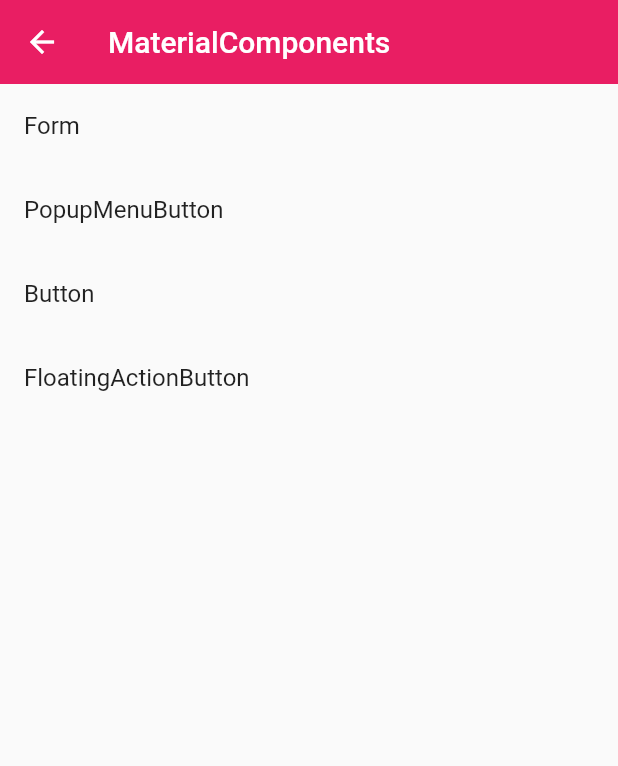
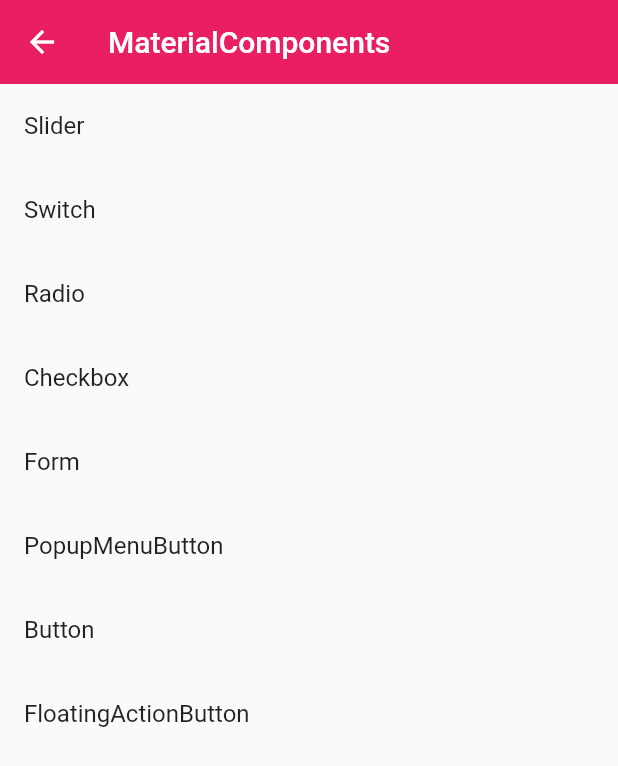
Before and after one commit to LXiaqi/myapp, a Flutter app: the screen it shows after launch, on a phone screen of 412 x 824 dp. Shown: the top 766 px of the screen. Run offline on Flutter 3.47's test engine with Material 2 defaults, Android fonts, the phone set to English and light mode, and no system bars.

Commit message:
单选复选滑块等

```diff
--- a/lib/demo/material_components.dart
+++ b/lib/demo/material_components.dart
@@ -3,6 +3,10 @@ import './button_demo.dart';
 import './floating_action_button_demo.dart';
 import './popup_menu_button_demo.dart';
 import './form_demo.dart';
+import './checkbox_demo.dart';
+import './radio_demo.dart';
+import 'switch_demo.dart';
+import 'slider_demo.dart';
 
 class MaterialComponents extends StatelessWidget {
   @override
@@ -14,22 +18,15 @@ class MaterialComponents extends StatelessWidget {
       ),
       body: ListView(
         children: <Widget>[
+          ListItem(title: 'Slider', page: SliderDemo()),
+          ListItem(title: 'Switch', page: SwitchDemo()),
+          ListItem(title: 'Radio', page: RadioDemo()),
+          ListItem(title: 'Checkbox', page: CheckboxDemo()),
+          ListItem(title: 'Form', page: FormDemo()),
+          ListItem(title: 'PopupMenuButton', page: PopupMenuButtonDemo()),
+          ListItem(title: 'Button', page: ButtonDemo()),
           ListItem(
-            title: 'Form',
-            page: FormDemo(),
-          ),
-          ListItem(
-            title: 'PopupMenuButton',
-            page: PopupMenuButtonDemo(),
-          ),
-          ListItem(
-            title: 'Button',
-            page: ButtonDemo(),
-          ),
-          ListItem(
-            title: 'FloatingActionButton',
-            page: FloatingActionButtonDemo(),
-          ),
+              title: 'FloatingActionButton', page: FloatingActionButtonDemo()),
         ],
       ),
     );
```
Also changed, not shown: lib/demo/checkbox_demo.dart (added, +53 -0 lines), lib/demo/radio_demo.dart (added, +72 -0 lines), lib/demo/slider_demo.dart (added, +50 -0 lines), lib/demo/switch_demo.dart (added, +57 -0 lines).
